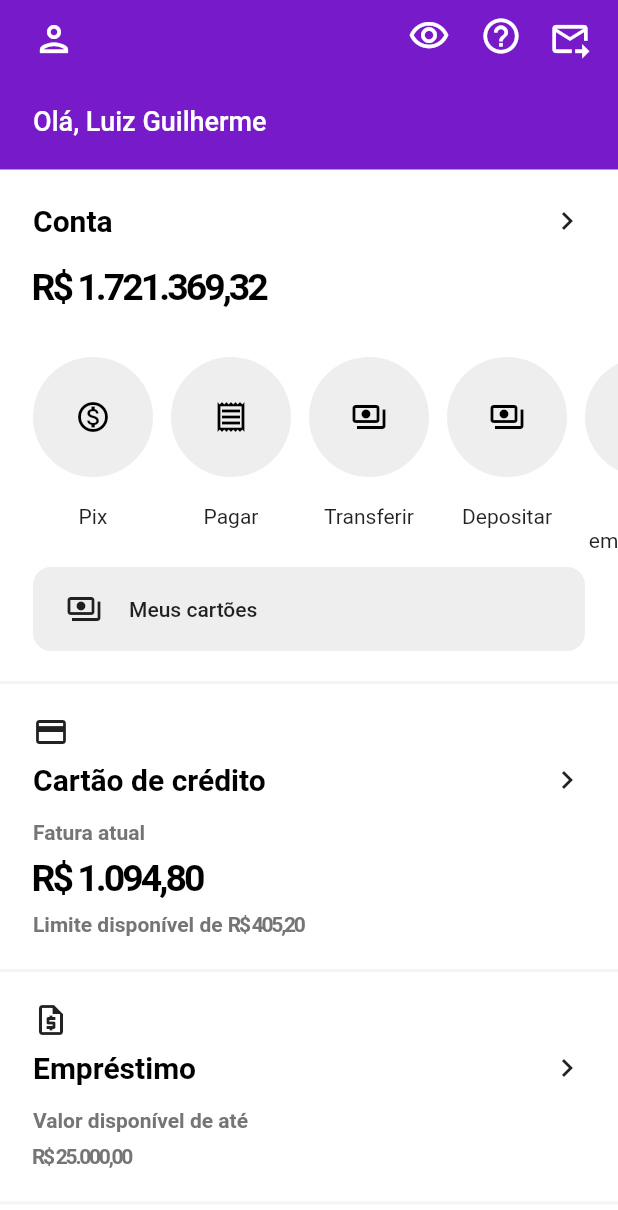
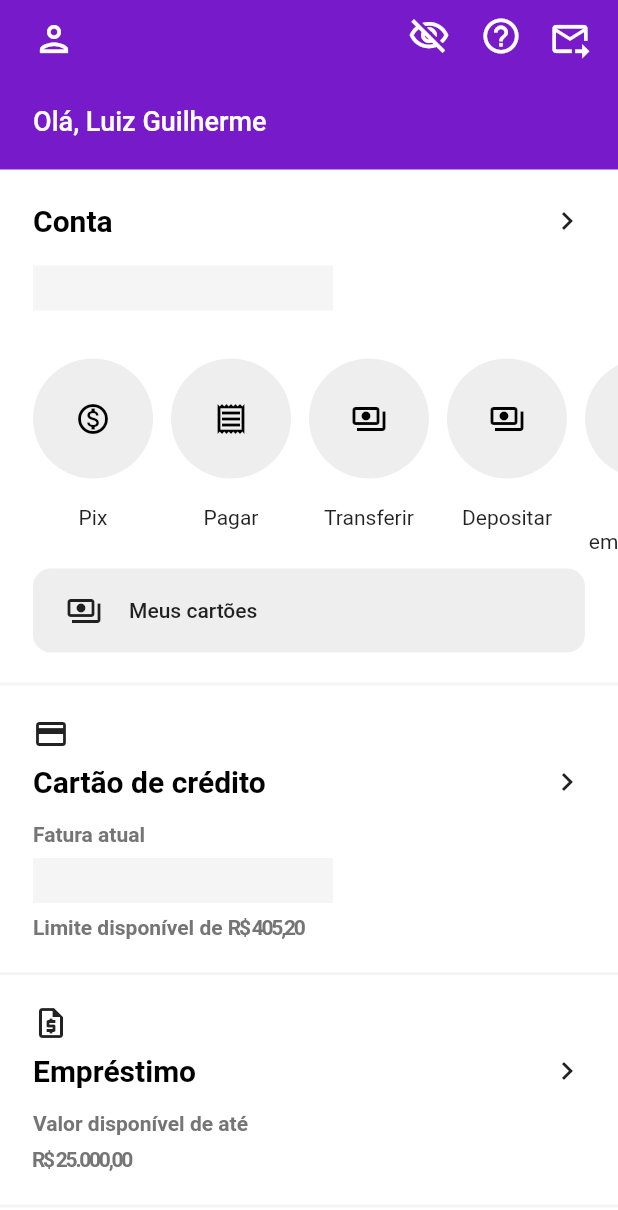
Before and after one commit to luizdebem/luizdebank, a Flutter app: the screen it shows after launch, on a phone screen of 412 x 824 dp. Shown: the top 1210 px of the screen. Run offline on Flutter 3.47's test engine with Material 2 defaults, Android fonts, the phone set to English and light mode, and no system bars.

Commit message:
Implemented "hide money" state with Provider

```diff
--- a/lib/components/AccountButton.dart
+++ b/lib/components/AccountButton.dart
@@ -1,11 +1,15 @@
 import 'package:flutter/material.dart';
+import 'package:luizdebank/components/HideMoney.dart';
+import 'package:luizdebank/services/HideMoneyService.dart';
+import 'package:provider/provider.dart';
 
 class AccountButton extends StatelessWidget {
   const AccountButton({Key key}) : super(key: key);
 
   @override
   Widget build(BuildContext context) {
-    return Padding(
+    return Consumer<HideMoneyService>(
+      builder: (context, hidden, child) => Padding(
         padding: const EdgeInsets.all(22.0),
         child: Column(
           mainAxisAlignment: MainAxisAlignment.start,
@@ -26,7 +30,8 @@ class AccountButton extends StatelessWidget {
               ],
             ),
             SizedBox(height: 18),
-          Text(
+            hidden.isHidden
+                ? Text(
                     "R\$ 1.721.369,32",
                     style: TextStyle(
                       color: Colors.black,
@@ -34,8 +39,10 @@ class AccountButton extends StatelessWidget {
                       fontSize: 25,
                       letterSpacing: -2.0,
                     ),
+                  )
+                : HideMoney(),
+          ],
         ),
-        ],
       ),
     );
   }
--- a/lib/components/CreditCardButton.dart
+++ b/lib/components/CreditCardButton.dart
@@ -1,11 +1,15 @@
 import 'package:flutter/material.dart';
+import 'package:luizdebank/components/HideMoney.dart';
+import 'package:luizdebank/services/HideMoneyService.dart';
+import 'package:provider/provider.dart';
 
 class CreditCardButton extends StatelessWidget {
   const CreditCardButton({Key key}) : super(key: key);
 
   @override
   Widget build(BuildContext context) {
-    return MaterialButton(
+    return Consumer<HideMoneyService>(
+      builder: (context, hidden, child) => MaterialButton(
         padding: EdgeInsets.zero,
         onPressed: () {},
         shape: Border(top: BorderSide(color: Colors.grey[100], width: 2)),
@@ -40,7 +44,8 @@ class CreditCardButton extends StatelessWidget {
                 ),
               ),
               SizedBox(height: 8),
-            Text(
+              hidden.isHidden
+                  ? Text(
                       "R\$ 1.094,80",
                       style: TextStyle(
                         color: Colors.black,
@@ -48,7 +53,8 @@ class CreditCardButton extends StatelessWidget {
                         fontSize: 25,
                         letterSpacing: -2.0,
                       ),
-            ),
+                    )
+                  : HideMoney(),
               SizedBox(height: 8),
               RichText(
                 text: TextSpan(
@@ -74,6 +80,7 @@ class CreditCardButton extends StatelessWidget {
             ],
           ),
         ),
+      ),
     );
   }
 }
--- /dev/null
+++ b/lib/components/HideMoney.dart
@@ -0,0 +1,10 @@
+import 'package:flutter/material.dart';
+
+class HideMoney extends StatelessWidget {
+  const HideMoney({Key key}) : super(key: key);
+
+  @override
+  Widget build(BuildContext context) {
+    return Container(width: 200, height: 30, color: Colors.grey[100]);
+  }
+}
--- a/lib/components/HomeHeader.dart
+++ b/lib/components/HomeHeader.dart
@@ -1,11 +1,14 @@
 import 'package:flutter/material.dart';
+import 'package:luizdebank/services/HideMoneyService.dart';
+import 'package:provider/provider.dart';
 
 class HomeHeader extends StatelessWidget {
   const HomeHeader({Key key}) : super(key: key);
 
   @override
   Widget build(BuildContext context) {
-    return Container(
+    return Consumer<HideMoneyService>(
+      builder: (context, hidden, child) => Container(
         color: Theme.of(context).primaryColor,
         width: double.infinity,
         padding: EdgeInsets.symmetric(horizontal: 22.0),
@@ -29,11 +32,13 @@ class HomeHeader extends StatelessWidget {
                   children: [
                     IconButton(
                       icon: Icon(
-                      Icons.visibility_outlined,
+                        hidden.isHidden
+                            ? Icons.visibility_outlined
+                            : Icons.visibility_off_outlined,
                         size: 28,
                         color: Colors.white,
                       ),
-                    onPressed: () {},
+                      onPressed: () => hidden.toggle(),
                     ),
                     IconButton(
                       icon: Icon(
@@ -70,6 +75,7 @@ class HomeHeader extends StatelessWidget {
             ),
           ],
         ),
+      ),
     );
   }
 }
--- a/lib/main.dart
+++ b/lib/main.dart
@@ -1,10 +1,17 @@
 import 'package:flutter/material.dart';
 import 'package:flutter/services.dart';
+import 'package:luizdebank/services/HideMoneyService.dart';
 import 'package:luizdebank/util/CustomSwatch.dart';
 import 'package:luizdebank/screens/HomeScreen.dart';
+import 'package:provider/provider.dart';
 
 void main() {
-  runApp(MyApp());
+  runApp(
+    ChangeNotifierProvider(
+      create: (context) => HideMoneyService(),
+      child: MyApp(),
+    ),
+  );
 }
 
 class MyApp extends StatelessWidget {
--- /dev/null
+++ b/lib/services/HideMoneyService.dart
@@ -0,0 +1,12 @@
+import 'package:flutter/material.dart';
+
+class HideMoneyService extends ChangeNotifier {
+  bool _isHidden = false;
+
+  bool get isHidden => _isHidden;
+
+  void toggle() {
+    _isHidden = !_isHidden;
+    notifyListeners();
+  }
+}
--- a/pubspec.yaml
+++ b/pubspec.yaml
@@ -24,6 +24,7 @@ dependencies:
   flutter:
     sdk: flutter
 
+  provider: ^5.0.0
 
   # The following adds the Cupertino Icons font to your application.
   # Use with the CupertinoIcons class for iOS style icons.
```
Also changed, not shown: pubspec.lock. Lines whose indentation alone changed are shown as unchanged.
